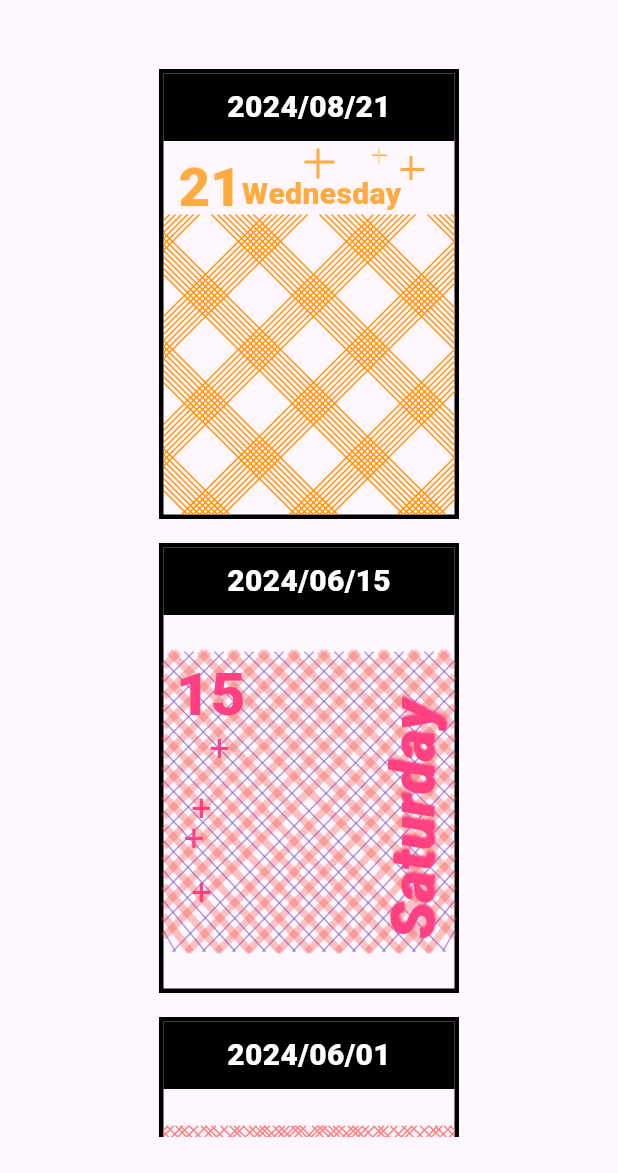
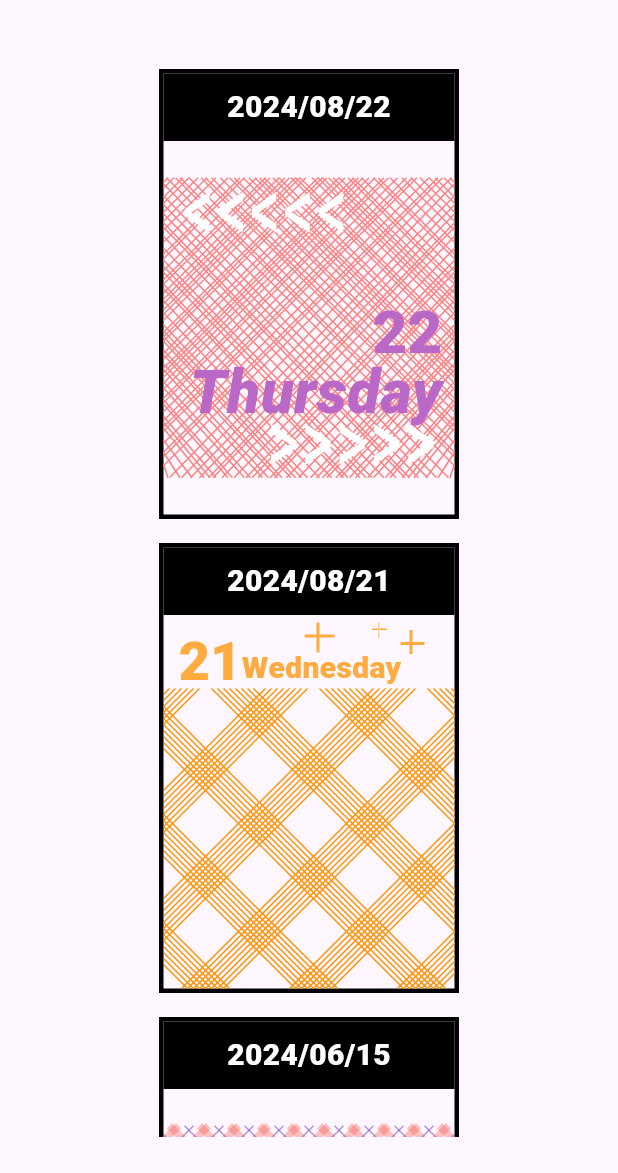
Before and after one commit to ssj24/patterns, a Flutter app: the screen it shows after launch, on a phone screen of 412 x 824 dp, the part 63-1236 px from its top. Run offline on Flutter 3.47's test engine with Material 3 defaults, Android fonts, the phone set to English and light mode, and no system bars.

Commit message:
Feat: add borrom right day

```diff
--- a/lib/screens/index_page.dart
+++ b/lib/screens/index_page.dart
@@ -15,6 +15,11 @@ class IndexPage extends StatefulWidget {
 
 class _IndexPageState extends State<IndexPage> {
   List<Pattern> patterns = [
+    Pattern(
+      date: DateTime.parse('2024-08-22'),
+      pattern: "CircleMaskPattern",
+      dateWidget: "BottomRightDay",
+    ),
     Pattern(
       date: DateTime.parse('2024-08-21'),
       pattern: "CheckPattern8By10",
--- a/lib/services/pattern.dart
+++ b/lib/services/pattern.dart
@@ -9,7 +9,11 @@ import 'package:patterns/widgets/dates/center_date.dart';
 import 'package:patterns/widgets/dates/right_bottom_day.dart';
 import 'package:patterns/widgets/dates/header_date.dart';
 
+import '../widgets/dates/bottom_right_day.dart';
+import '../widgets/patterns/circle_mask_pattern.dart';
+
 Map<String, Function()> patternMap = {
+  'CircleMaskPattern': () => CircleMaskPattern(),
   'IrregularDiagonalLine': () => IrregularDiagonalLine(),
   'TwoTypeCheckPattern': () => TwoTypeCheckPattern(),
   'CheckPattern8By10': () => CheckPattern8By10(),
@@ -23,6 +27,8 @@ Widget getDateWidget(String className, DateTime targetTime) {
       return RightBottomDay(target: targetTime);
     case 'HeaderDate':
       return HeaderDate(target: targetTime);
+    case 'BottomRightDay':
+      return BottomRightDay(target: targetTime);
     default:
       throw Exception('Unsupported class name: $className');
   }
--- /dev/null
+++ b/lib/widgets/dates/bottom_right_day.dart
@@ -0,0 +1,60 @@
+import 'package:flutter/cupertino.dart';
+import 'package:flutter/material.dart';
+import 'package:flutter/widgets.dart';
+
+import 'package:patterns/widgets/pattern_card.dart';
+import 'package:patterns/services/utils.dart';
+
+class BottomRightDay extends StatelessWidget {
+  const BottomRightDay({
+    super.key,
+    required this.target,
+  });
+
+  final DateTime target;
+
+  @override
+  Widget build(BuildContext context) {
+    return Align(
+      alignment: Alignment.bottomCenter,
+      child: SizedBox(
+        width: 200,
+        height: 150,
+        child: Center(
+          child: Padding(
+            padding: const EdgeInsets.all(8.0),
+            child: Stack(
+                children: [
+                  Positioned(
+                    right: 0,
+                    child: Text(dateFormatter(target, option: 1),
+                      style: TextStyle(
+                        // backgroundColor: Colors.white,
+                        fontWeight: FontWeight.w900,
+                        fontSize: 40,
+                        color: Colors.purple.shade300,
+                        height: 1,
+                      ),
+                    ),
+                  ),
+                  Positioned(
+                    right: 0,
+                    top: 40,
+                    child: Text(getWeekday(target).substring(0, 1).toUpperCase() + getWeekday(target).substring(1),
+                      style: TextStyle(
+                        // backgroundColor: Colors.white,
+                        fontStyle: FontStyle.italic,
+                        fontWeight: FontWeight.w900,
+                        fontSize: 40,
+                        color: Colors.purple.shade300,
+                        height: 1,
+                      ),),
+                  )
+                ],
+              ),
+            ),
+        ),
+        ),
+    );
+  }
+}
--- a/lib/widgets/pattern_card.dart
+++ b/lib/widgets/pattern_card.dart
@@ -2,7 +2,6 @@ import 'package:flutter/material.dart';
 import 'package:patterns/models/patterns.dart';
 import 'package:patterns/services/pattern.dart';
 import '../services/utils.dart';
-import 'dates/center_date.dart';
 
 
 class PatternCard extends StatefulWidget {
--- /dev/null
+++ b/lib/widgets/patterns/circle_mask_pattern.dart
@@ -0,0 +1,74 @@
+import 'package:flutter/material.dart';
+
+import 'irregular_diagonal_line_painter.dart';
+
+class CircleMaskPattern extends StatelessWidget {
+  const CircleMaskPattern({
+    super.key,
+  });
+
+
+  @override
+  Widget build(BuildContext context) {
+    return Center(
+      child: Stack(
+          children: [
+            CustomPaint(
+              size: Size(200, 200), // 캔버스 크기
+              painter: IrregularDiagonalLinePainter(),
+            ),
+            Positioned(
+                left: 32,
+                child: Padding(
+                  padding: const EdgeInsets.all(8.0),
+                  child: Transform.scale(
+                    scaleX: 2,
+                    scaleY: 3,
+                    child: Text(
+                      '<<<<<',
+                      style: TextStyle(
+                        // backgroundColor: Colors.white,
+                        // fontWeight: FontWeight.w900,
+                          color: Colors.white,
+                          // shadows: <Shadow>[
+                          //   Shadow(
+                          //     offset: Offset(0.0, 0.0),
+                          //     blurRadius: 2.0,
+                          //     color: Color.fromARGB(120, 0, 0, 0),
+                          //   ),
+                          // ],
+                          fontSize: 20,
+                          letterSpacing: 1
+                        // height: 24,
+                      ),
+                    ),
+                  ),
+                )
+            ),
+            Positioned(
+                bottom: 0,
+                right: 32,
+                child: Padding(
+                  padding: const EdgeInsets.all(8.0),
+                  child: Transform.scale(
+                    scaleX: 2,
+                    scaleY: 3,
+                    child: Text(
+                      '>>>>>',
+                      style: TextStyle(
+                        // backgroundColor: Colors.white,
+                        // fontWeight: FontWeight.w900,
+                          color: Colors.white,
+                          fontSize: 20,
+                          letterSpacing: 1
+                        // height: 24,
+                      ),
+                    ),
+                  ),
+                )
+            ),
+          ]
+      ),
+    );
+  }
+}
--- /dev/null
+++ b/lib/widgets/patterns/circle_mask_pattern_painter.dart
@@ -0,0 +1,88 @@
+import 'dart:math';
+import 'package:flutter/material.dart';
+
+import 'package:patterns/services/utils.dart';
+
+class CircleMaskPatternPainter extends CustomPainter {
+  @override
+  void paint(Canvas canvas, Size size) {
+    Random random = Random();
+
+    // 선택 가능한 값 목록
+    List<double> gapValues = [3, 4, 6, 8];
+
+    double gap = gapValues[0]; // 간격
+
+    // 페인트 객체 생성
+    Paint paint = Paint()
+      // ..color = getRandomColor().withOpacity(0.3) // 라인 색상
+      ..color = Color(0xffFB8281) // 라인 색상
+      ..strokeWidth = 1.0; // 라인 두께
+    double i = 0.0;
+    // 대각선 라인 그리기
+    // for (double i = 0; i < size.width; i += gap) {
+    //   int randomIndex = random.nextInt(gapValues.length);
+    //   gap = gapValues[randomIndex];
+    //   // 왼쪽 상단에서 오른쪽 하단으로 그리는 라인
+    //   canvas.drawLine(Offset(i, 0), Offset(0, i), paint);
+    //   // 오른쪽 상단에서 왼쪽 하단으로 그리는 라인
+    //   canvas.drawLine(Offset(size.width, i), Offset(i, size.height), paint);
+    //   // 왼쪽 상단에서 오른쪽 하단으로 그리는 라인
+    //   canvas.drawLine(Offset(size.width-i, 0), Offset(size.width, i), paint);
+    //   // 오른쪽 상단에서 왼쪽 하단으로 그리는 라인
+    //   canvas.drawLine(Offset(0, i), Offset(size.width-i, size.height), paint);
+    // }
+    // while (i < size.width) {
+    //   // 랜덤 간격 선택
+    //   int randomIndex = random.nextInt(gapValues.length);
+    //   double gap = gapValues[randomIndex];
+    //
+    //   // 왼쪽 상단에서 오른쪽 하단으로 그리는 라인
+    //   canvas.drawLine(Offset(i, 0), Offset(0, i), paint);
+    //   // 오른쪽 상단에서 왼쪽 하단으로 그리는 라인
+    //   canvas.drawLine(Offset(size.width, i), Offset(i, size.height), paint);
+    //   // 왼쪽 상단에서 오른쪽 하단으로 그리는 라인 (반대 방향)
+    //   canvas.drawLine(Offset(size.width - i, 0), Offset(size.width, i), paint);
+    //   // 오른쪽 상단에서 왼쪽 하단으로 그리는 라인 (반대 방향)
+    //   canvas.drawLine(Offset(0, i), Offset(size.width - i, size.height), paint);
+    //
+    //   // 다음 간격으로 이동
+    //   i += gap;
+    // }
+    while (i < size.width * 2) {
+      // 랜덤 간격 선택
+      int randomIndex = random.nextInt(gapValues.length);
+      double gap = gapValues[randomIndex];
+      if (i > size.width) {
+        canvas.drawLine(Offset(size.width, i-size.width), Offset(i-size.width, size.height), paint);
+        canvas.drawLine(Offset(0, i-size.width), Offset(size.width - (i-size.width), size.height), paint);
+      }
+      else {
+        canvas.drawLine(Offset(i, 0), Offset(0, i), paint);
+        canvas.drawLine(Offset(size.width - i, 0), Offset(size.width, i), paint);
+      }
+
+
+      // 왼쪽 하단에서 오른쪽 상단으로 그리는 라인
+      // canvas.drawLine(
+      //     Offset(i, size.height),
+      //     Offset(i + gap, size.height - gap),
+      //     paint
+      // );
+      // canvas.drawLine(
+      //     Offset(size.width - i, 0),
+      //     Offset(size.width - (i + gap), gap),
+      //     paint
+      // );
+
+      // 다음 간격으로 이동
+      i += gap;
+    }
+  }
+
+  @override
+  bool shouldRepaint(covariant CustomPainter oldDelegate) {
+    // 항상 다시 그리도록 설정
+    return true;
+  }
+}
```
